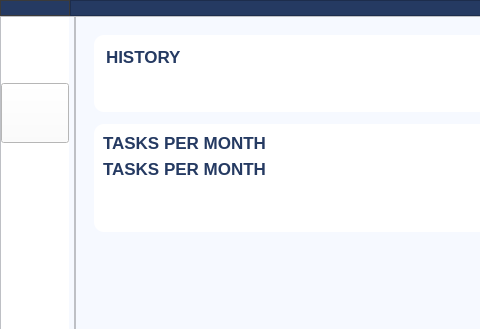
The window that main_gui.ui (Linda-Stadter/daily-tasks) describes before a commit, drawn with Qt 5; both pictures show x 0 to 480 and y 0 to 329 of the 856 by 593 pixel window.
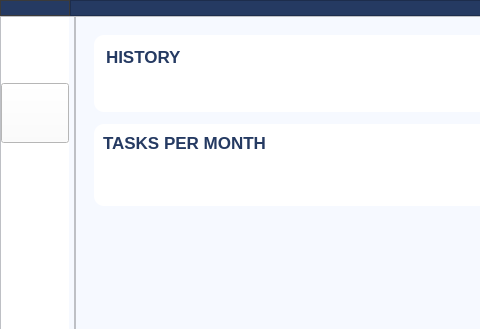
The same window after the commit. Icons and pictures are not drawn.

Commit message: limits the plot in history section to the last 6 months

What changed in the file:
```diff
--- a/main_gui.ui
+++ b/main_gui.ui
@@ -2010,118 +2010,6 @@
                    </item>
                   </layout>
                  </item>
-                 <item>
-                  <widget class="QLabel" name="history_label_2">
-                   <property name="sizePolicy">
-                    <sizepolicy hsizetype="Fixed" vsizetype="Fixed">
-                     <horstretch>0</horstretch>
-                     <verstretch>0</verstretch>
-                    </sizepolicy>
-                   </property>
-                   <property name="palette">
-                    <palette>
-                     <active>
-                      <colorrole role="Button">
-                       <brush brushstyle="SolidPattern">
-                        <color alpha="255">
-                         <red>255</red>
-                         <green>255</green>
-                         <blue>255</blue>
-                        </color>
-                       </brush>
-                      </colorrole>
-                      <colorrole role="Base">
-                       <brush brushstyle="SolidPattern">
-                        <color alpha="255">
-                         <red>255</red>
-                         <green>255</green>
-                         <blue>255</blue>
-                        </color>
-                       </brush>
-                      </colorrole>
-                      <colorrole role="Window">
-                       <brush brushstyle="SolidPattern">
-                        <color alpha="255">
-                         <red>255</red>
-                         <green>255</green>
-                         <blue>255</blue>
-                        </color>
-                       </brush>
-                      </colorrole>
-                     </active>
-                     <inactive>
-                      <colorrole role="Button">
-                       <brush brushstyle="SolidPattern">
-                        <color alpha="255">
-                         <red>255</red>
-                         <green>255</green>
-                         <blue>255</blue>
-                        </color>
-                       </brush>
-                      </colorrole>
-                      <colorrole role="Base">
-                       <brush brushstyle="SolidPattern">
-                        <color alpha="255">
-                         <red>255</red>
-                         <green>255</green>
-                         <blue>255</blue>
-                        </color>
-                       </brush>
-                      </colorrole>
-                      <colorrole role="Window">
-                       <brush brushstyle="SolidPattern">
-                        <color alpha="255">
-                         <red>255</red>
-                         <green>255</green>
-                         <blue>255</blue>
-                        </color>
-                       </brush>
-                      </colorrole>
-                     </inactive>
-                     <disabled>
-                      <colorrole role="Button">
-                       <brush brushstyle="SolidPattern">
-                        <color alpha="255">
-                         <red>255</red>
-                         <green>255</green>
-                         <blue>255</blue>
-                        </color>
-                       </brush>
-                      </colorrole>
-                      <colorrole role="Base">
-                       <brush brushstyle="SolidPattern">
-                        <color alpha="255">
-                         <red>255</red>
-                         <green>255</green>
-                         <blue>255</blue>
-                        </color>
-                       </brush>
-                      </colorrole>
-                      <colorrole role="Window">
-                       <brush brushstyle="SolidPattern">
-                        <color alpha="255">
-                         <red>255</red>
-                         <green>255</green>
-                         <blue>255</blue>
-                        </color>
-                       </brush>
-                      </colorrole>
-                     </disabled>
-                    </palette>
-                   </property>
-                   <property name="font">
-                    <font>
-                     <family>Nirmala UI</family>
-                     <pointsize>13</pointsize>
-                     <weight>75</weight>
-                     <bold>true</bold>
-                    </font>
-                   </property>
-                   <property name="text">
-                    <string>&lt;html&gt;&lt;head/&gt;&lt;body&gt;&lt;p&gt;&lt;span style=&quot; color:#253a62;&quot;&gt;TASKS PER MONTH&lt;/span&gt;&lt;/p&gt;&lt;/body&gt;&lt;/html&gt;</string>
-                   </property>
-                  </widget>
-                 </item>
                  <item>
                   <widget class="QWidget" name="monthsplot" native="true">
                    <property name="styleSheet">
```
The commit also changes 2 other files.
